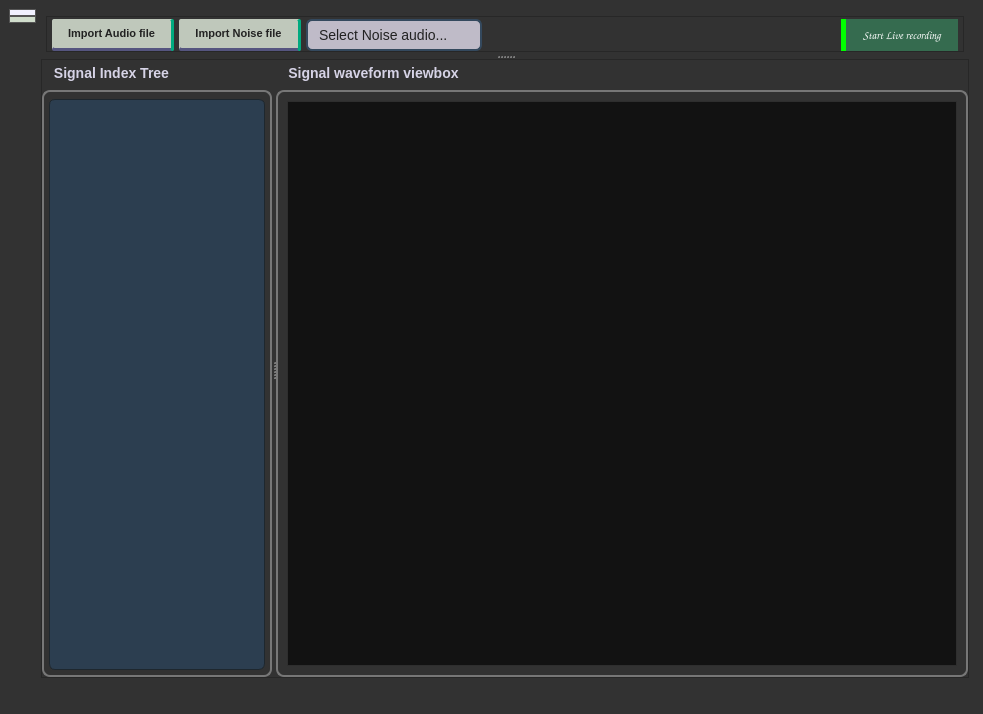
This is UI/main_c.ui in PorcupineBee/projectANC as Qt 5 draws it before an edit. The edited form follows.
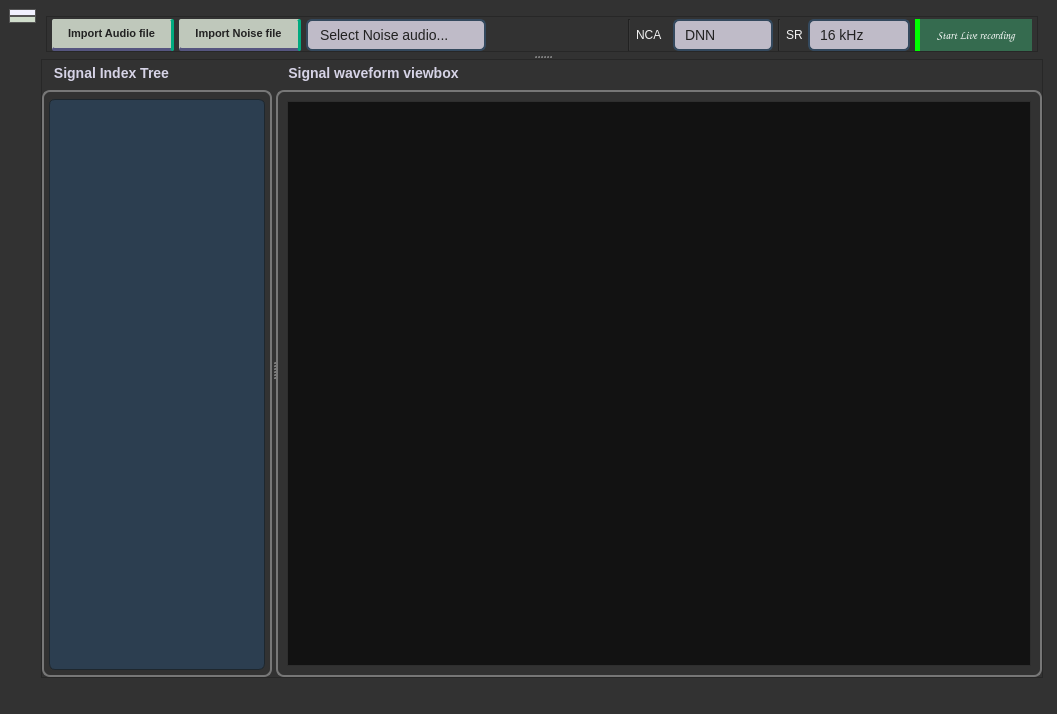
This is the edited form. Icons and pictures are not drawn.

What changed in the file:
```diff
--- a/UI/main_c.ui
+++ b/UI/main_c.ui
@@ -6,7 +6,7 @@
    <rect>
     <x>0</x>
     <y>0</y>
-    <width>983</width>
+    <width>1057</width>
     <height>714</height>
    </rect>
   </property>
@@ -161,6 +161,60 @@
     color: #7f8c8d;  /* Faded text */
     border: 2px solid #2c3e50;
 }
+/* ComboBox Main Styling */
+QComboBox {
+    background-color: rgb(191, 187, 200); /*#2c3e50;*/ /* Dark background */
+    border: 2px solid #34495e; /* Slightly lighter border */
+    border-radius: 6px;
+    padding: 5px 10px;
+   color: #222; /* Light text */
+    font-size: 14px;
+}
+
+/* Dropdown Arrow */
+QComboBox::drop-down {
+    border: none;
+    width: 20px;
+}
+
+QComboBox::down-arrow {
+    image: url(icons/down_arrow_dark.png); /* Replace with actual path if needed */
+    width: 12px;
+    height: 8px;
+}
+
+/* Popup List */
+QComboBox QAbstractItemView {
+    background-color:  rgb(191, 200, 187); /*#2c3e50; *//* Dark background */
+    border: 1px solid #34495e;
+    selection-background-color: rgb(191, 200, 187) ; /*#2980b9;*/ /* Blue highlight for selection */
+    selection-color: rgb(0, 81, 59);
+    padding: 4px;
+}
+
+/* Hover Effect */
+QComboBox:hover {
+    background-color: rgb(191, 200, 187); /*#3b5366*/
+    border: 2px solid #5dade2; /* Blue border */
+}
+
+/* When Pressed */
+QComboBox:pressed, QComboBox:on {
+    background-color: #1f2e3d;
+background-color: rgb(191, 200, 187);
+    border: 2px solid #2980b9;
+}
+
+/* Disabled */
+QComboBox:disabled {
+    background-color: #3a4f5c;
+background-color: rgb(191, 200, 187);
+    color: #7f8c8d;
+    border-color: #2c3e50;
+}
+QLabel {
+color:#f1f1f1;
+}
 </string>
        </property>
        <attribute name="icon">
@@ -285,64 +339,12 @@
                 <widget class="QComboBox" name="noise_type_comboBox">
                  <property name="minimumSize">
                   <size>
-                   <width>0</width>
+                   <width>180</width>
                    <height>32</height>
                   </size>
                  </property>
                  <property name="styleSheet">
-                  <string notr="true">/* ComboBox Main Styling */
-QComboBox {
-    background-color: rgb(191, 187, 200); /*#2c3e50;*/ /* Dark background */
-    border: 2px solid #34495e; /* Slightly lighter border */
-    border-radius: 6px;
-    padding: 5px 10px;
-    color: #ecf0f1; /* Light text */
-   color: #222; /* Light text */
-    font-size: 14px;
-}
-
-/* Dropdown Arrow */
-QComboBox::drop-down {
-    border: none;
-    width: 20px;
-}
-
-QComboBox::down-arrow {
-    image: url(icons/down_arrow_dark.png); /* Replace with actual path if needed */
-    width: 12px;
-    height: 8px;
-}
-
-/* Popup List */
-QComboBox QAbstractItemView {
-    background-color:  rgb(191, 200, 187); /*#2c3e50; *//* Dark background */
-    border: 1px solid #34495e;
-    selection-background-color: rgb(191, 200, 187) ; /*#2980b9;*/ /* Blue highlight for selection */
-    selection-color: white;
-    padding: 4px;
-}
-
-/* Hover Effect */
-QComboBox:hover {
-    background-color: rgb(191, 200, 187); /*#3b5366*/
-    border: 2px solid #5dade2; /* Blue border */
-}
-
-/* When Pressed */
-QComboBox:pressed, QComboBox:on {
-    background-color: #1f2e3d;
-background-color: rgb(191, 200, 187);
-    border: 2px solid #2980b9;
-}
-
-/* Disabled */
-QComboBox:disabled {
-    background-color: #3a4f5c;
-background-color: rgb(191, 200, 187);
-    color: #7f8c8d;
-    border-color: #2c3e50;
-}
-</string>
+                  <string notr="true"/>
                  </property>
                  <property name="editable">
                   <bool>true</bool>
@@ -371,6 +373,87 @@
                  </property>
                 </spacer>
                </item>
+               <item>
+                <widget class="Line" name="line_2">
+                 <property name="orientation">
+                  <enum>Qt::Vertical</enum>
+                 </property>
+                </widget>
+               </item>
+               <item>
+                <widget class="QLabel" name="label">
+                 <property name="text">
+                  <string>NCA  </string>
+                 </property>
+                </widget>
+               </item>
+               <item>
+                <widget class="QComboBox" name="select_NCA_comboBox">
+                 <property name="toolTip">
+                  <string>&lt;html&gt;&lt;head/&gt;&lt;body&gt;&lt;p&gt;Select Noise Cancellation Algorithm&lt;/p&gt;&lt;/body&gt;&lt;/html&gt;</string>
+                 </property>
+                 <property name="editable">
+                  <bool>false</bool>
+                 </property>
+                 <property name="currentText">
+                  <string>DNN</string>
+                 </property>
+                 <property name="currentIndex">
+                  <number>0</number>
+                 </property>
+                 <item>
+                  <property name="text">
+                   <string>DNN</string>
+                  </property>
+                 </item>
+                 <item>
+                  <property name="text">
+                   <string>AF</string>
+                  </property>
+                 </item>
+                 <item>
+                  <property name="text">
+                   <string>DNN+AF</string>
+                  </property>
+                 </item>
+                </widget>
+               </item>
+               <item>
+                <widget class="Line" name="line">
+                 <property name="orientation">
+                  <enum>Qt::Vertical</enum>
+                 </property>
+                </widget>
+               </item>
+               <item>
+                <widget class="QLabel" name="label_2">
+                 <property name="text">
+                  <string>SR</string>
+                 </property>
+                </widget>
+               </item>
+               <item>
+                <widget class="QComboBox" name="Sampling_rate_comboBox">
+                 <property name="toolTip">
+                  <string>&lt;html&gt;&lt;head/&gt;&lt;body&gt;&lt;p&gt;Select Sampling rate&lt;/p&gt;&lt;/body&gt;&lt;/html&gt;</string>
+                 </property>
+                 <item>
+                  <property name="text">
+                   <string>16 kHz</string>
+                  </property>
+                 </item>
+                 <item>
+                  <property name="text">
+                   <string>44.1 kHz</string>
+                  </property>
+                 </item>
+                 <item>
+                  <property name="text">
+                   <string>48 kHz</string>
+                  </property>
+                 </item>
+                </widget>
+               </item>
                <item>
                 <widget class="QPushButton" name="start_recording_btn">
                  <property name="minimumSize">
```
Left out of the diff: 18 changed lines with no effect on the pictures.
